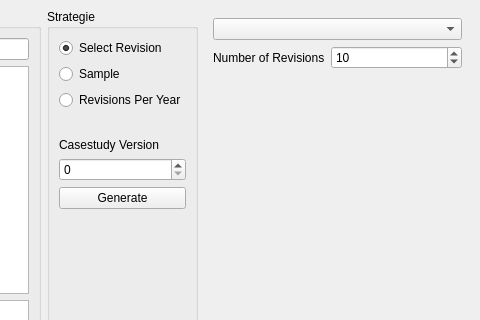
The window that uicomponents/CaseStudyGeneration.ui (se-sic/VaRA-Tool-Suite) describes before a commit, drawn with Qt 5; both pictures show x 240 to 720 and y 0 to 320 of the 720 by 443 pixel window.
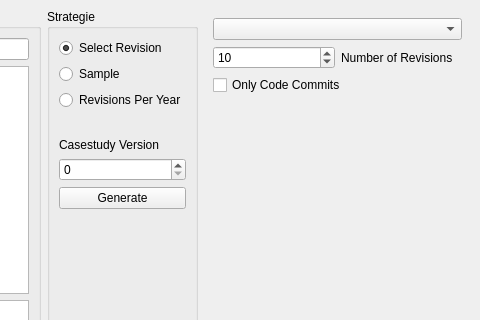
The same window after the commit. The open tabs and pages were chosen to show the change.

Commit message: add only code commits option to sampling page

What changed in the file:
```diff
--- a/uicomponents/CaseStudyGeneration.ui
+++ b/uicomponents/CaseStudyGeneration.ui
@@ -245,24 +245,47 @@
        </layout>
       </widget>
       <widget class="QWidget" name="sample_page">
-       <layout class="QFormLayout" name="formLayout">
-        <item row="0" column="0" colspan="2">
-         <widget class="QComboBox" name="sampling_method"/>
+       <layout class="QGridLayout" name="gridLayout_2">
+        <item row="3" column="0" colspan="2">
+         <widget class="QCheckBox" name="code_commits">
+          <property name="toolTip">
+           <string>Only sample commits which add lines of code</string>
+          </property>
+          <property name="text">
+           <string>Only Code Commits</string>
+          </property>
+         </widget>
         </item>
-        <item row="1" column="1">
+        <item row="2" column="0">
          <widget class="QSpinBox" name="num_revs">
           <property name="value">
            <number>10</number>
           </property>
          </widget>
         </item>
-        <item row="1" column="0">
+        <item row="2" column="1">
          <widget class="QLabel" name="label">
           <property name="text">
            <string>Number of Revisions</string>
           </property>
          </widget>
         </item>
+        <item row="1" column="0" colspan="2">
+         <widget class="QComboBox" name="sampling_method"/>
+        </item>
+        <item row="4" column="0">
+         <spacer name="verticalSpacer_3">
+          <property name="orientation">
+           <enum>Qt::Vertical</enum>
+          </property>
+          <property name="sizeHint" stdset="0">
+           <size>
+            <width>20</width>
+            <height>40</height>
+           </size>
+          </property>
+         </spacer>
+        </item>
        </layout>
       </widget>
       <widget class="QWidget" name="per_year_page">
```
Left out of the diff: 2 changed lines with no effect on the pictures. The commit also changes 3 other files.
